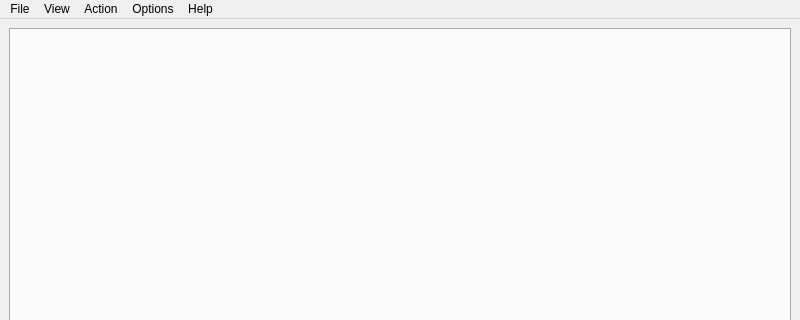
Old version of the form ui/appwindow.ui in the repository cpeditor/cpeditor; both pictures show x 0 to 800 and y 0 to 320 of the 800 by 600 pixel window.
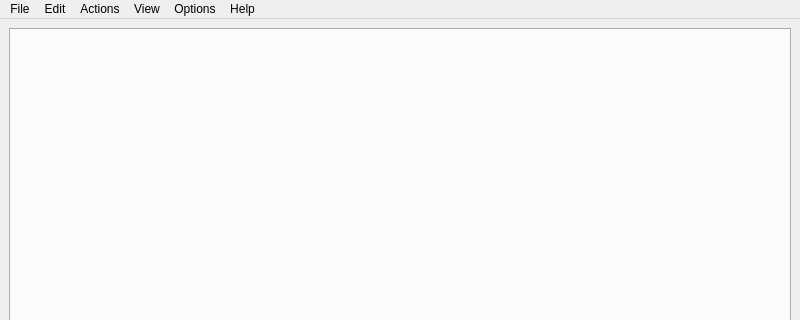
New version of the form.

Commit message: feat: Update QCodeEditor, take place of ExtendedEditorFeatures

```diff
--- a/ui/appwindow.ui
+++ b/ui/appwindow.ui
@@ -66,9 +66,23 @@
     <addaction name="actionClose_All"/>
     <addaction name="actionQuit"/>
    </widget>
-   <widget class="QMenu" name="menuEditor">
+   <widget class="QMenu" name="menuEdit">
     <property name="title">
-     <string>Action</string>
+     <string>Edit</string>
+    </property>
+    <addaction name="action_indent"/>
+    <addaction name="action_unindent"/>
+    <addaction name="separator"/>
+    <addaction name="action_swap_line_up"/>
+    <addaction name="action_swap_line_down"/>
+    <addaction name="action_delete_line"/>
+    <addaction name="separator"/>
+    <addaction name="action_toggle_comment"/>
+    <addaction name="action_toggle_block_comment"/>
+   </widget>
+   <widget class="QMenu" name="menuActions">
+    <property name="title">
+     <string>Actions</string>
     </property>
     <addaction name="actionCompile"/>
     <addaction name="actionCompile_Run"/>
@@ -79,7 +93,15 @@
     <addaction name="actionFormat_code"/>
     <addaction name="actionUse_Snippets"/>
    </widget>
-   <widget class="QMenu" name="menuActions">
+   <widget class="QMenu" name="menuView">
+    <property name="title">
+     <string>View</string>
+    </property>
+    <addaction name="actionEditor_Mode"/>
+    <addaction name="actionIO_Mode"/>
+    <addaction name="actionSplit_Mode"/>
+   </widget>
+   <widget class="QMenu" name="menuOptions">
     <property name="title">
      <string>Options</string>
     </property>
@@ -87,7 +109,7 @@
     <addaction name="separator"/>
     <addaction name="actionRestore_Settings"/>
    </widget>
-   <widget class="QMenu" name="menuSettings">
+   <widget class="QMenu" name="menuHelp">
     <property name="title">
      <string>Help</string>
     </property>
@@ -95,19 +117,12 @@
     <addaction name="actionCheck_for_updates"/>
     <addaction name="actionSupport_me"/>
    </widget>
-   <widget class="QMenu" name="menuView">
-    <property name="title">
-     <string>View</string>
-    </property>
-    <addaction name="actionEditor_Mode"/>
-    <addaction name="actionIO_Mode"/>
-    <addaction name="actionSplit_Mode"/>
-   </widget>
    <addaction name="menuFile"/>
-   <addaction name="menuView"/>
-   <addaction name="menuEditor"/>
+   <addaction name="menuEdit"/>
    <addaction name="menuActions"/>
-   <addaction name="menuSettings"/>
+   <addaction name="menuView"/>
+   <addaction name="menuOptions"/>
+   <addaction name="menuHelp"/>
   </widget>
   <action name="actionNew_Tab">
    <property name="text">
```
Left out of the diff: 56 changed lines with no effect on the pictures. The commit also changes 6 other files.
